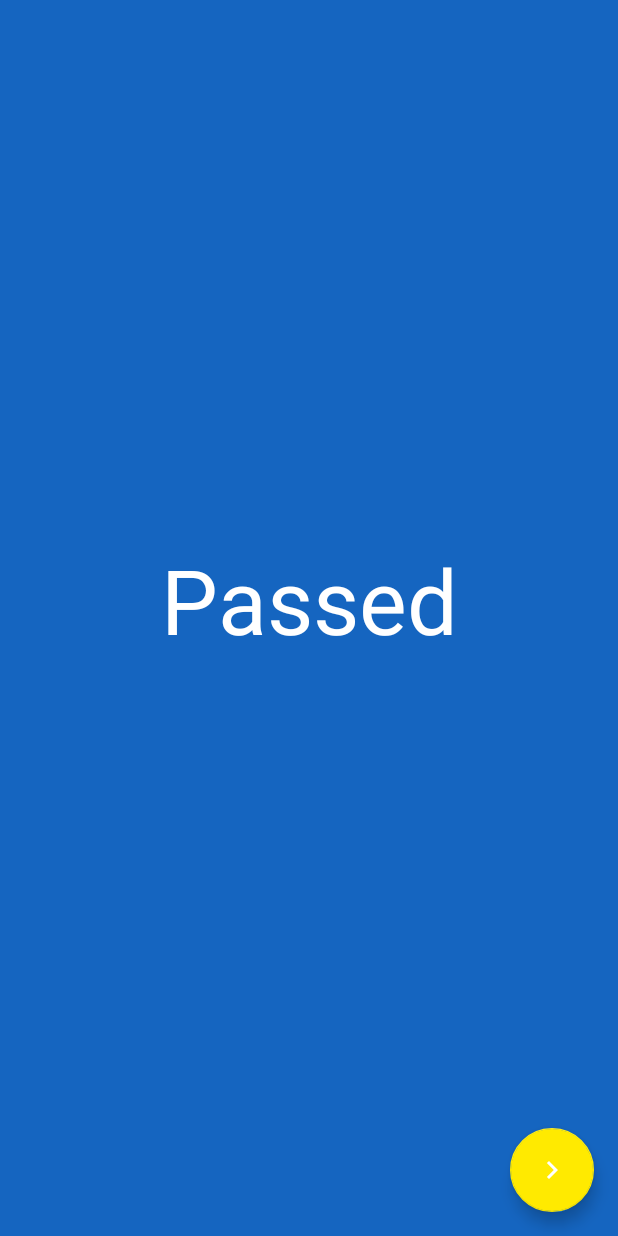
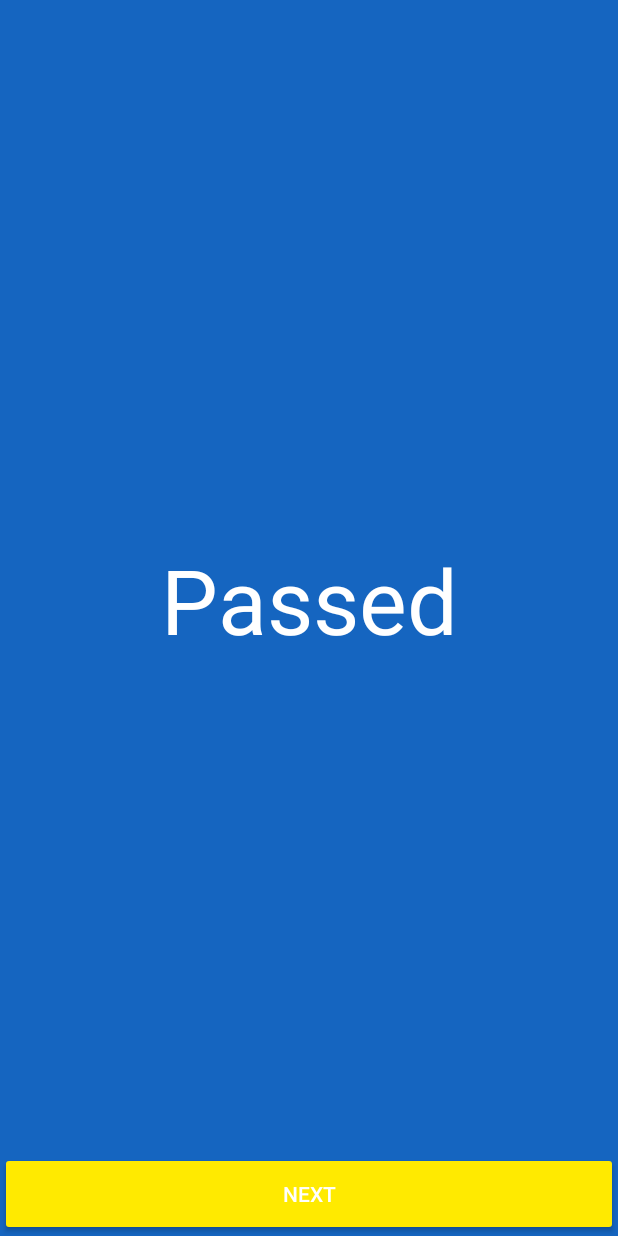
Before and after one commit to thatfiredev/thirtysecs, an Android app: the MainActivity screen opened directly, with no data from a screen before it, after a tap on "PASS", on a phone screen of 412 x 824 dp. Run offline under Robolectric (Android 15) with nearby library versions, the phone set to English and light mode, and no system bars; libraries missing offline, so code that uses them is left out: io.realm; 11 statements that could not run were skipped.

Commit message:
Replaced FAB with a Button Most of the activities are using a simple Rectangular Button as the main action. But the MainActivity was using a FloatingActionButton. This FAB was a bit confusing for players, so it has been replaced for a rectangular Button to guarantee the same experience across activities.

```diff
--- a/app/src/main/java/io/github/rosariopfernandes/thirtysecs/MainActivity.java
+++ b/app/src/main/java/io/github/rosariopfernandes/thirtysecs/MainActivity.java
@@ -8,7 +8,6 @@ import android.content.SharedPreferences;
 import android.graphics.Color;
 import android.os.Bundle;
 import android.os.CountDownTimer;
-import android.support.design.widget.FloatingActionButton;
 import android.support.v4.content.ContextCompat;
 import android.support.v7.app.AppCompatActivity;
 import android.support.v7.widget.LinearLayoutCompat;
@@ -37,7 +36,6 @@ import io.realm.Realm;
 import io.realm.RealmList;
 import io.realm.RealmResults;
 
-import static android.view.View.GONE;
 import static io.github.rosariopfernandes.thirtysecs.TutorialActivity.PREFERENCES_TAG;
 
 public class MainActivity extends AppCompatActivity {
@@ -54,13 +52,12 @@ public class MainActivity extends AppCompatActivity {
     public final static String PARAM_DICE_ROLL = "io.github.rosariopfernandes.thirtysecs.dice";
     public final static String PARAM_TEAM_NAME = "io.github.rosariopfernandes.thirtysecs.teamName";
     private TeamScore currentTeam;
-    private FloatingActionButton fab;
     private CountDownTimer timer;
     private ObjectAnimator anim;
     private boolean isShowingScore = false;
     private GameCard card;
     private SharedPreferences prefs;
-    private Button btnPass;
+    private Button btnPass, btnNext;
     private FrameLayout diceView;
 
     @Override
@@ -75,6 +72,7 @@ public class MainActivity extends AppCompatActivity {
         txtDice = (TextView) findViewById(R.id.txtDice);
         linearLayout = (LinearLayout) findViewById(R.id.linearLayout);
         btnPass = (Button) findViewById(R.id.btnPass);
+        btnNext = (Button) findViewById(R.id.btnNext);
         diceView = (FrameLayout) findViewById(R.id.dice);
 
         results = realm.where(TeamScore.class).findAll();
@@ -84,9 +82,7 @@ public class MainActivity extends AppCompatActivity {
         currentCard = prefs.getInt(TutorialActivity.LAST_CARD_TAG, -1);
         currentCard++;
 
-        fab = (FloatingActionButton) findViewById(R.id.fab);
-
-        fab.setOnClickListener(new View.OnClickListener() {
+        btnNext.setOnClickListener(new View.OnClickListener() {
             @Override
             public void onClick(View view) {
                 if(isShowingScore)
@@ -102,9 +98,9 @@ public class MainActivity extends AppCompatActivity {
                     {
                         txtScore.setText(getString(R.string.team_won, currentTeam.getTeamName()));
                         txtTime.setText(R.string.game_over);
-                        fab.setImageResource(R.drawable.ic_replay_white_24dp);
+                        btnNext.setText(R.string.action_replay);
                         shuffleCards();
-                        fab.setOnClickListener(new View.OnClickListener() {
+                        btnNext.setOnClickListener(new View.OnClickListener() {
                             @Override
                             public void onClick(View view) {
                                 for(int i=0; i<results.size();i++)
@@ -202,7 +198,6 @@ public class MainActivity extends AppCompatActivity {
         {
             if(resultCode == RESULT_OK) {
                 dice = data.getExtras().getInt(PARAM_DICE_ROLL, 0);
-                //txtDice.setText(getString(R.string.dice_result, currentTeam.getTeamName(), dice));
                 txtDice.setText(String.valueOf(dice));
                 timer = getTimer(31000);
                 timer.start();
@@ -238,7 +233,7 @@ public class MainActivity extends AppCompatActivity {
         ));
         txtScore.setText("");
         cardAdapter.setClickable(true);
-        fab.hide();
+        btnNext.setVisibility(View.GONE);
     }
 
     private void shuffleCards()
@@ -270,8 +265,8 @@ public class MainActivity extends AppCompatActivity {
         linearLayout.setBackgroundColor(ContextCompat.getColor(MainActivity.this,
                 R.color.colorPrimaryDarker));
 
-        diceView.setVisibility(GONE);
-        btnPass.setVisibility(GONE);
+        diceView.setVisibility(View.GONE);
+        btnPass.setVisibility(View.GONE);
         txtTime.setLayoutParams(new LinearLayout.LayoutParams(
                 LinearLayoutCompat.LayoutParams.MATCH_PARENT,
                 LinearLayoutCompat.LayoutParams.WRAP_CONTENT,
@@ -283,7 +278,7 @@ public class MainActivity extends AppCompatActivity {
         cardAdapter.setClickable(false);
         cardAdapter.notifyDataSetChanged();
 
-        fab.show();
+        btnNext.setVisibility(View.VISIBLE);
     }
 
     private CountDownTimer getTimer(long time)
--- a/app/src/main/res/layout/activity_main.xml
+++ b/app/src/main/res/layout/activity_main.xml
@@ -7,29 +7,6 @@
     android:fitsSystemWindows="false"
     tools:context="io.github.rosariopfernandes.thirtysecs.MainActivity">
 
-    <!--android.support.design.widget.AppBarLayout
-        android:layout_width="match_parent"
-        android:layout_height="wrap_content"
-        android:theme="@style/AppTheme.AppBarOverlay">
-
-        <android.support.v7.widget.Toolbar
-            android:id="@+id/toolbar"
-            android:layout_width="match_parent"
-            android:layout_height="?attr/actionBarSize"
-            android:background="?attr/colorPrimary"
-            app:popupTheme="@style/AppTheme.PopupOverlay" />
-
-    </android.support.design.widget.AppBarLayout-->
-
     <include layout="@layout/content_main" />
 
-    <android.support.design.widget.FloatingActionButton
-        android:id="@+id/fab"
-        android:layout_width="wrap_content"
-        android:layout_height="wrap_content"
-        android:layout_gravity="bottom|end"
-        android:layout_margin="@dimen/fab_margin"
-        app:fabSize="normal"
-        app:srcCompat="@drawable/ic_navigate_next_white_24dp" />
-
 </android.support.design.widget.CoordinatorLayout>
--- a/app/src/main/res/layout/content_main.xml
+++ b/app/src/main/res/layout/content_main.xml
@@ -87,4 +87,16 @@
 
     </LinearLayout>
 
+    <Button
+        android:id="@+id/btnNext"
+        android:text="@string/action_next"
+        android:layout_gravity="bottom"
+        android:layout_weight="0.05"
+        android:visibility="gone"
+        android:textColor="@android:color/white"
+        android:layout_width="match_parent"
+        android:layout_height="56dp"
+        android:textAppearance="@style/TextAppearance.AppCompat.Button"
+        style="@style/Widget.AppCompat.Button.Colored" />
+
 </android.support.design.widget.CoordinatorLayout>
--- a/app/src/main/res/values/strings.xml
+++ b/app/src/main/res/values/strings.xml
@@ -5,6 +5,8 @@
     <string name="action_play">Play Now</string>
     <string name="action_begin">Begin</string>
     <string name="action_roll">Roll</string>
+    <string name="action_replay">Replay</string>
+    <string name="action_next">Next</string>
     <string name="action_cancel">Cancel</string>
     <string name="action_quit">Quit</string>
     <string name="loading">Loading</string>
--- a/build.gradle
+++ b/build.gradle
@@ -3,6 +3,7 @@
 buildscript {
     repositories {
         jcenter()
+        google()
     }
     dependencies {
         classpath 'com.android.tools.build:gradle:3.0.0'
@@ -17,6 +18,7 @@ buildscript {
 allprojects {
     repositories {
         jcenter()
+        google()
     }
 }
 
```
Also changed, not shown: app/build.gradle (+4 -4 lines), app/src/main/res/layout/activity_dice.xml (+0 -23 lines), app/src/main/res/layout/activity_tutorial.xml (+0 -8 lines).
